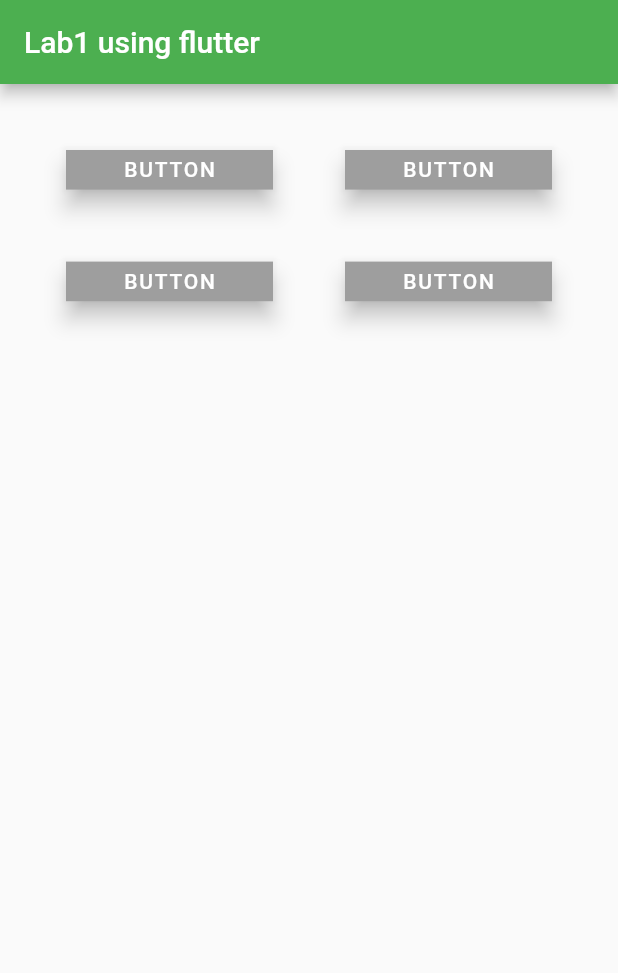
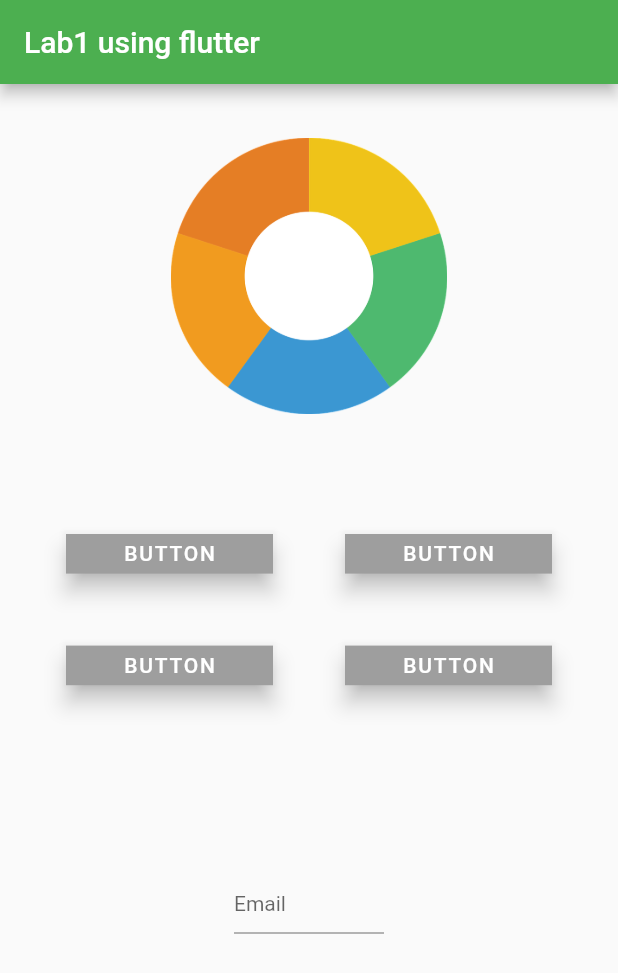
Before and after one commit to jonan270/TDDC73-lab1-flutter, a Flutter app: the screen it shows after launch, on a phone screen of 412 x 824 dp. Shown: the top 973 px of the screen. Run offline on Flutter 3.47's test engine with Material 2 defaults, Android fonts, the phone set to English and light mode, and no system bars.

Commit message:
Finish slutter lab1

```diff
--- a/flutter_application_lab1/lib/main.dart
+++ b/flutter_application_lab1/lib/main.dart
@@ -31,7 +31,11 @@ class _RootPageState extends State<RootPage> {
         appBar: AppBar(
           title: const Text("Lab1 using flutter"),
         ),
-        body: GridView.count(
+        body: Column(
+          children: <Widget>[
+            const Expanded(child: ImageWidget()),
+            Expanded(
+              child: GridView.count(
                 crossAxisCount: 2,
                 childAspectRatio: (1 / .4),
                 primary: false,
@@ -42,7 +46,35 @@ class _RootPageState extends State<RootPage> {
                   ButtonWidget(),
                   ButtonWidget()
                 ],
+              ),
+            ),
+            const Expanded(
+              child: SizedBox(
+                width: 100,
+                child: TextField(
+                  decoration: InputDecoration(
+                    alignLabelWithHint: true,
+                    border: UnderlineInputBorder(),
+                    labelText: 'Email',
+                  ),
+                  style: TextStyle(fontSize: 14),
+                ),
+              ),
+            ),
+          ],
         ));
+  }
+}
+
+class ImageWidget extends StatelessWidget {
+  const ImageWidget({super.key});
+
+  @override
+  Widget build(BuildContext context) {
+    return Container(
+      padding: const EdgeInsets.all(36),
+      child: Image.asset('assets/images/piechart.png'),
+    );
   }
 }
 
```
Lines whose indentation alone changed are shown as unchanged.
